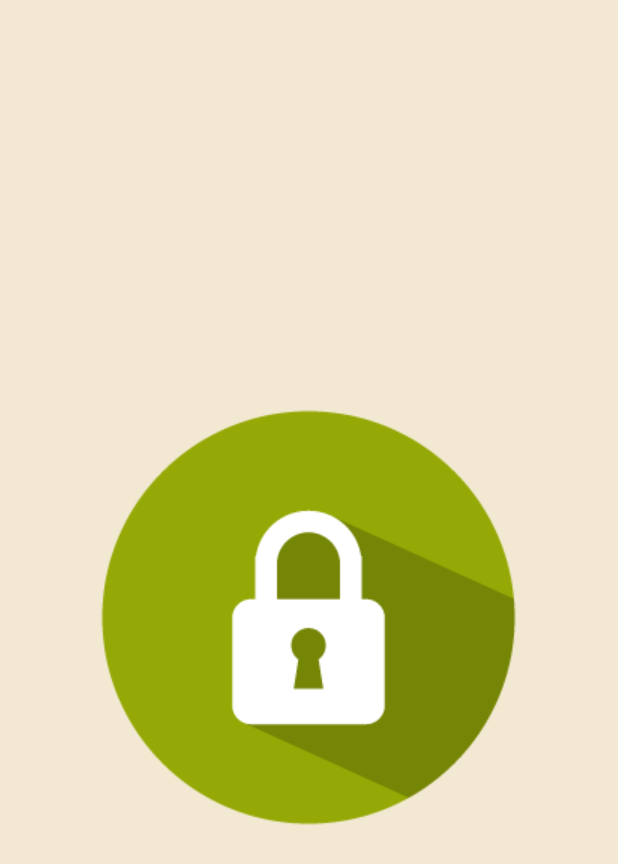
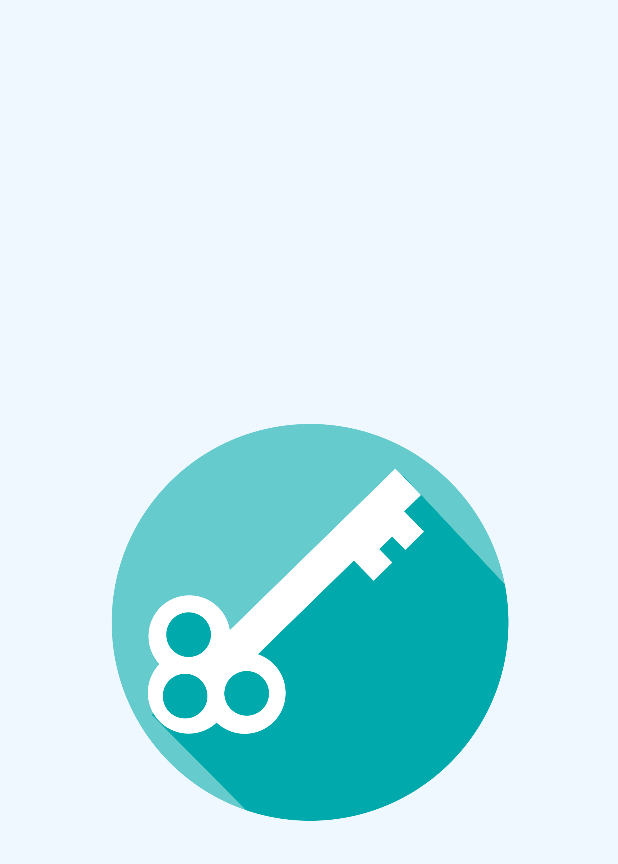
Before and after one commit to rrosatti/my-pass, an Android app: the SplashScreenActivity screen opened directly, with no data from a screen before it, on a phone screen of 412 x 824 dp. Shown: the top 864 px of the screen. Run offline under Robolectric (Android 15) with nearby library versions, the phone set to English and light mode, and no system bars.

Commit message:
change logo and color theme

```diff
--- a/app/src/main/java/com/example/rodri/mypass/ui/activity/SplashScreenActivity.java
+++ b/app/src/main/java/com/example/rodri/mypass/ui/activity/SplashScreenActivity.java
@@ -2,7 +2,9 @@ package com.example.rodri.mypass.ui.activity;
 
 import android.app.Activity;
 import android.content.Intent;
+import android.graphics.Point;
 import android.os.Bundle;
+import android.view.Display;
 import android.widget.ImageView;
 
 import com.example.rodri.mypass.R;
@@ -20,8 +22,24 @@ public class SplashScreenActivity extends Activity {
         super.onCreate(savedInstanceState);
         setContentView(R.layout.splash_screen);
 
+
+        /** Display will be used to get the width and height of the phone screen */
+        Display display = getWindowManager().getDefaultDisplay();
+        Point size = new Point();
+        display.getSize(size);
+
+        int width = size.x;
+        int height = size.y;
+
+        System.out.println("width: " + width + " height: " + height);
+
         ImageView img = (ImageView) findViewById(R.id.lockImageView);
-        img.setImageResource(R.drawable.lock);
+        img.setImageResource(R.drawable.key);
+        img.getLayoutParams().width = (int) (0.70 * width);
+        img.getLayoutParams().height = (int) (0.45 * height);
+        img.requestLayout();
+
+        System.out.println("width: " + (int) (0.6 * width) + " height: " + (int) (0.3 * height));
 
         final Thread splahThread = new Thread() {
             public void run() {
--- a/app/src/main/res/layout/accounts.xml
+++ b/app/src/main/res/layout/accounts.xml
@@ -1,6 +1,7 @@
 <?xml version="1.0" encoding="utf-8"?>
 <RelativeLayout xmlns:android="http://schemas.android.com/apk/res/android"
-    android:layout_width="match_parent" android:layout_height="match_parent">
+    android:layout_width="match_parent" android:layout_height="match_parent"
+    android:background="#F0F8FF">
 
     <TextView
         android:layout_width="wrap_content"
--- a/app/src/main/res/layout/accounts_list_item.xml
+++ b/app/src/main/res/layout/accounts_list_item.xml
@@ -1,7 +1,8 @@
 <?xml version="1.0" encoding="utf-8"?>
 <TableLayout xmlns:android="http://schemas.android.com/apk/res/android"
     android:layout_width="match_parent" android:layout_height="match_parent" android:stretchColumns="*"
-    android:shrinkColumns="*">
+    android:shrinkColumns="*"
+    android:background="#F0F8FF">
 
     <TextView
         android:id="@+id/txtSpace"
--- a/app/src/main/res/layout/dialog_key.xml
+++ b/app/src/main/res/layout/dialog_key.xml
@@ -12,7 +12,7 @@
         android:textColor="#FFFFFF"
         android:textAlignment="center"
         android:gravity="center"
-        android:background="#458725"/>
+        android:background="#66CBCD"/>
     <EditText android:id="@+id/etPass"
         android:layout_width="match_parent"
         android:layout_height="wrap_content"
--- a/app/src/main/res/layout/new_account.xml
+++ b/app/src/main/res/layout/new_account.xml
@@ -1,6 +1,7 @@
 <?xml version="1.0" encoding="utf-8"?>
 <RelativeLayout xmlns:android="http://schemas.android.com/apk/res/android"
-    android:layout_width="match_parent" android:layout_height="match_parent" android:padding="15dp">
+    android:layout_width="match_parent" android:layout_height="match_parent" android:padding="15dp"
+    android:background="#F0F8FF">
 
     <TextView
         android:layout_width="wrap_content"
--- a/app/src/main/res/layout/splash_screen.xml
+++ b/app/src/main/res/layout/splash_screen.xml
@@ -1,7 +1,7 @@
 <?xml version="1.0" encoding="utf-8"?>
 <RelativeLayout xmlns:android="http://schemas.android.com/apk/res/android"
     android:layout_width="match_parent" android:layout_height="match_parent"
-    android:background="#F3E9D2">
+    android:background="#F0F8FF">
 
     <ImageView
         android:layout_width="wrap_content"
--- a/app/src/main/res/values/colors.xml
+++ b/app/src/main/res/values/colors.xml
@@ -1,6 +1,6 @@
 <?xml version="1.0" encoding="utf-8"?>
 <resources>
-    <color name="colorPrimary">#3F51B5</color>
-    <color name="colorPrimaryDark">#303F9F</color>
-    <color name="colorAccent">#FF4081</color>
+    <color name="colorPrimary">#00A9AB</color>
+    <color name="colorPrimaryDark">#0892A5</color>
+    <color name="colorAccent">#23395B</color>
 </resources>
```
Also changed, not shown: app/src/main/res/drawable/key.png (added).
